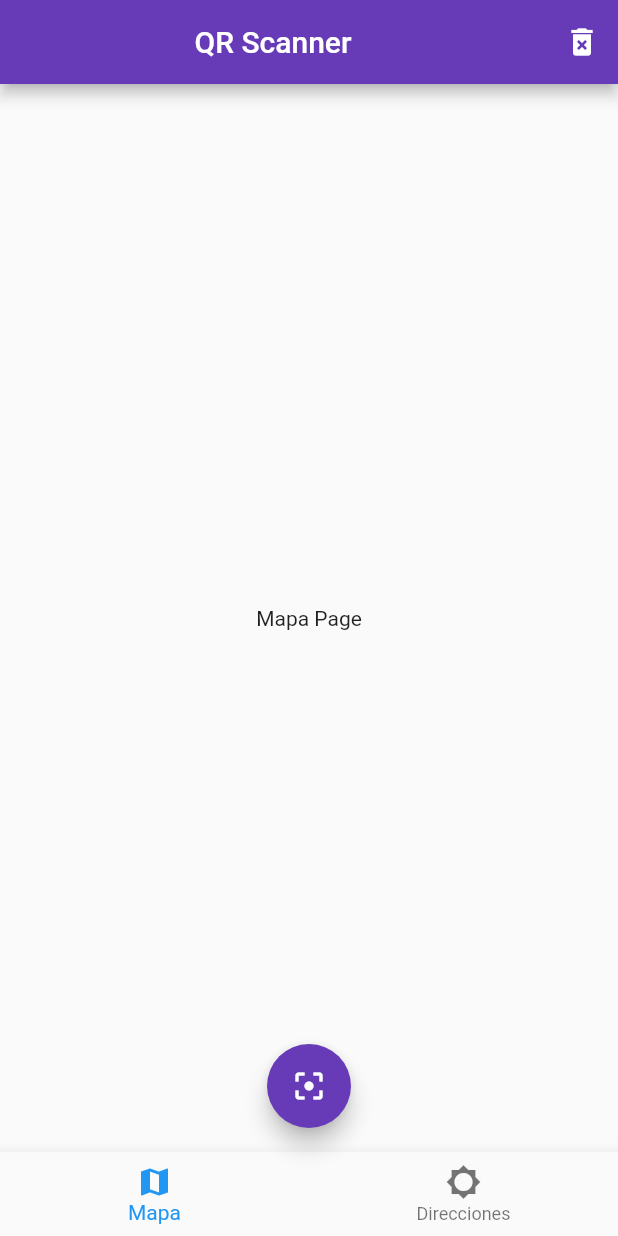
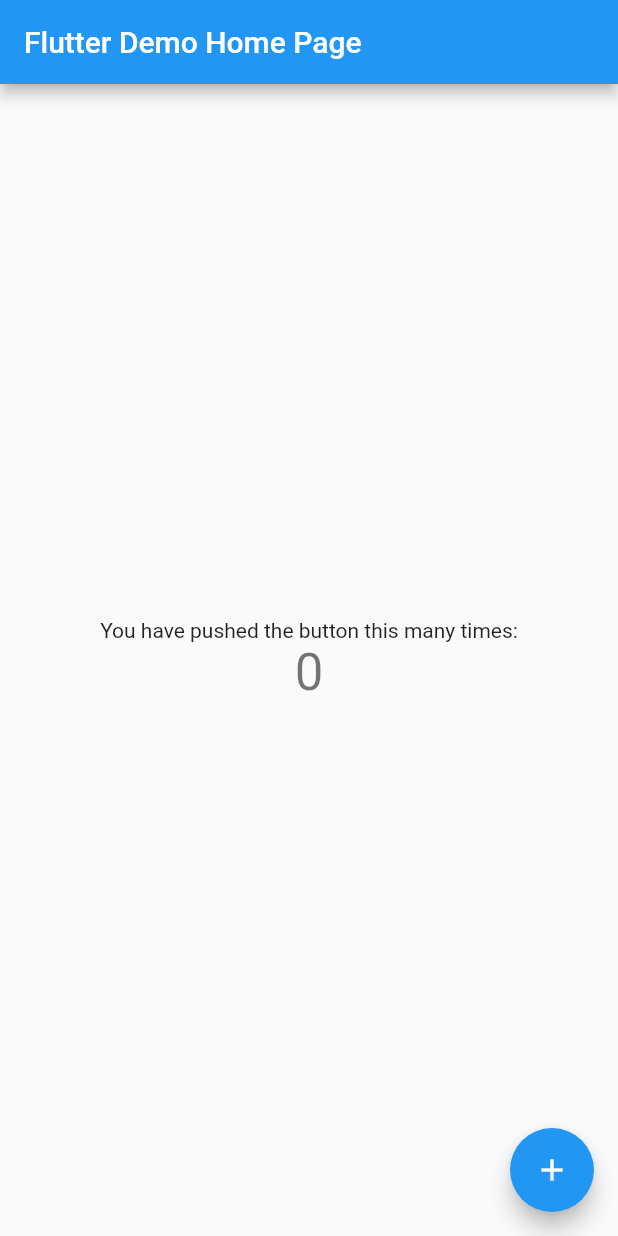
Before and after one commit to M4rcell/Flutter_QrReaderApp, a Flutter app: the screen it shows after launch, on a phone screen of 412 x 824 dp. Run offline on Flutter 3.47's test engine with Material 2 defaults, Android fonts, the phone set to English and light mode, and no system bars.

```diff
--- a/lib/main.dart
+++ b/lib/main.dart
@@ -1,25 +1,117 @@
+import 'package:flutter/material.dart';
 
-import 'package:flutter/material.dart';
-import 'package:qrreaderapp/src/pages/home_page.dart';
-
-void main() => runApp(MyApp());
+void main() {
+  runApp(MyApp());
+}
 
 class MyApp extends StatelessWidget {
+  // This widget is the root of your application.
   @override
   Widget build(BuildContext context) {
     return MaterialApp(
-      debugShowCheckedModeBanner:false,
-      title: 'Material App',
-      initialRoute: 'home',
-      routes: {
-
-      'home'   : (BuildContext context) => HomePage(),
-
-      },
+      title: 'Flutter Demo',
       theme: ThemeData(
-        primaryColor: Colors.deepPurple,
+        // This is the theme of your application.
+        //
+        // Try running your application with "flutter run". You'll see the
+        // application has a blue toolbar. Then, without quitting the app, try
+        // changing the primarySwatch below to Colors.green and then invoke
+        // "hot reload" (press "r" in the console where you ran "flutter run",
+        // or simply save your changes to "hot reload" in a Flutter IDE).
+        // Notice that the counter didn't reset back to zero; the application
+        // is not restarted.
+        primarySwatch: Colors.blue,
+        // This makes the visual density adapt to the platform that you run
+        // the app on. For desktop platforms, the controls will be smaller and
+        // closer together (more dense) than on mobile platforms.
+        visualDensity: VisualDensity.adaptivePlatformDensity,
       ),
-
+      home: MyHomePage(title: 'Flutter Demo Home Page'),
     );
   }
 }
+
+class MyHomePage extends StatefulWidget {
+  MyHomePage({Key key, this.title}) : super(key: key);
+
+  // This widget is the home page of your application. It is stateful, meaning
+  // that it has a State object (defined below) that contains fields that affect
+  // how it looks.
+
+  // This class is the configuration for the state. It holds the values (in this
+  // case the title) provided by the parent (in this case the App widget) and
+  // used by the build method of the State. Fields in a Widget subclass are
+  // always marked "final".
+
+  final String title;
+
+  @override
+  _MyHomePageState createState() => _MyHomePageState();
+}
+
+class _MyHomePageState extends State<MyHomePage> {
+  int _counter = 0;
+
+  void _incrementCounter() {
+    setState(() {
+      // This call to setState tells the Flutter framework that something has
+      // changed in this State, which causes it to rerun the build method below
+      // so that the display can reflect the updated values. If we changed
+      // _counter without calling setState(), then the build method would not be
+      // called again, and so nothing would appear to happen.
+      _counter++;
+    });
+  }
+
+  @override
+  Widget build(BuildContext context) {
+    // This method is rerun every time setState is called, for instance as done
+    // by the _incrementCounter method above.
+    //
+    // The Flutter framework has been optimized to make rerunning build methods
+    // fast, so that you can just rebuild anything that needs updating rather
+    // than having to individually change instances of widgets.
+    return Scaffold(
+      appBar: AppBar(
+        // Here we take the value from the MyHomePage object that was created by
+        // the App.build method, and use it to set our appbar title.
+        title: Text(widget.title),
+      ),
+      body: Center(
+        // Center is a layout widget. It takes a single child and positions it
+        // in the middle of the parent.
+        child: Column(
+          // Column is also a layout widget. It takes a list of children and
+          // arranges them vertically. By default, it sizes itself to fit its
+          // children horizontally, and tries to be as tall as its parent.
+          //
+          // Invoke "debug painting" (press "p" in the console, choose the
+          // "Toggle Debug Paint" action from the Flutter Inspector in Android
+          // Studio, or the "Toggle Debug Paint" command in Visual Studio Code)
+          // to see the wireframe for each widget.
+          //
+          // Column has various properties to control how it sizes itself and
+          // how it positions its children. Here we use mainAxisAlignment to
+          // center the children vertically; the main axis here is the vertical
+          // axis because Columns are vertical (the cross axis would be
+          // horizontal).
+          mainAxisAlignment: MainAxisAlignment.center,
+          children: <Widget>[
+            Text(
+              'You have pushed the button this many times:',
+            ),
+            Text(
+              '$_counter',
+              style: Theme.of(context).textTheme.headline4,
+            ),
+          ],
+        ),
+      ),
+      floatingActionButton: FloatingActionButton(
+        onPressed: _incrementCounter,
+        tooltip: 'Increment',
+        child: Icon(Icons.add),
+      ), // This trailing comma makes auto-formatting nicer for build methods.
+    );
+  }
+}
--- a/lib/src/pages/direcciones_page.dart
+++ /dev/null
@@ -1,12 +0,0 @@
-
-import 'package:flutter/material.dart';
-
-class DireccionesPage extends StatelessWidget {
-  @override
-  Widget build(BuildContext context) {
-    return Center(
-      child: Text('Direcciones Page'),
-
-    );
-  }
-}
--- a/lib/src/pages/home_page.dart
+++ /dev/null
@@ -1,103 +0,0 @@
-
-import 'package:flutter/material.dart';
-import 'package:qrreaderapp/src/pages/direcciones_page.dart';
-import 'package:qrreaderapp/src/pages/mapas_page.dart';
-
-import 'package:qrcode_reader/qrcode_reader.dart';
-
-class HomePage extends StatefulWidget {
-  @override
-  _HomePageState createState() => _HomePageState();
-}
-
-class _HomePageState extends State<HomePage> {
-
-  int curretIndex = 0;
-
-  @override
-  Widget build(BuildContext context) {
-    return Scaffold(
-      appBar: AppBar(
-        title: Center
-        (child: Text('QR Scanner')),
-        actions: <Widget>[
-          IconButton(
-            icon: Icon(Icons.delete_forever),
-            onPressed: (){},
-
-          ),
-        ],
-      ),
-      body: _callPage(curretIndex),
-      bottomNavigationBar: _crearBottomNavigatorBar(),
-      floatingActionButtonLocation: FloatingActionButtonLocation.centerFloat,
-      floatingActionButton: FloatingActionButton(
-        child: Icon(Icons.filter_center_focus),
-        onPressed: _scanQR,
-        backgroundColor: Theme.of(context).primaryColor,
-
-      ),
-
-    );
-  }
-
-  _scanQR() async {
-
-    String futureString='';
-
-    // try {
-    //   futureString = await new QRCodeReader().scan();
-
-    // } catch (e) {
-    //   futureString = e.toString();
-
-    // }
-
-    // print('FutureString: $futureString');
-
-    // if (futureString != null) {
-
-    //   print('TENEMOS  INFORMACION');
-
-    // }
-
-  }
-
-  Widget _callPage( int paginaActual){
-
-    switch(paginaActual){
-
-      case 0: return MapaPage();
-      case 1: return DireccionesPage();
-
-      default:
-       return MapaPage();
-
-    }
-
-  }
-
-  Widget _crearBottomNavigatorBar() {
-
-    return BottomNavigationBar(
-      currentIndex: curretIndex,
-      onTap: (index){
-
-        setState(() {
-          curretIndex =index;
-        });
-      },
-      items: [
-        BottomNavigationBarItem(
-          icon: Icon(Icons.map),
-          title: Text('Mapa')
-        ),
-        BottomNavigationBarItem(
-          icon: Icon(Icons.brightness_5),
-          title: Text('Direcciones')
-        )
-      ],
-    );
-
-  }
-}
--- a/lib/src/pages/mapas_page.dart
+++ /dev/null
@@ -1,12 +0,0 @@
-
-import 'package:flutter/material.dart';
-
-class MapaPage extends StatelessWidget {
-  @override
-  Widget build(BuildContext context) {
-    return Center(
-      child: Text('Mapa Page'),
-
-    );
-  }
-}
```
Also changed, not shown: lib/src/models/scan_model.dart (deleted, +0 -24 lines), pubspec.yaml (+9 -6 lines), pubspec.lock, 14 other files.
